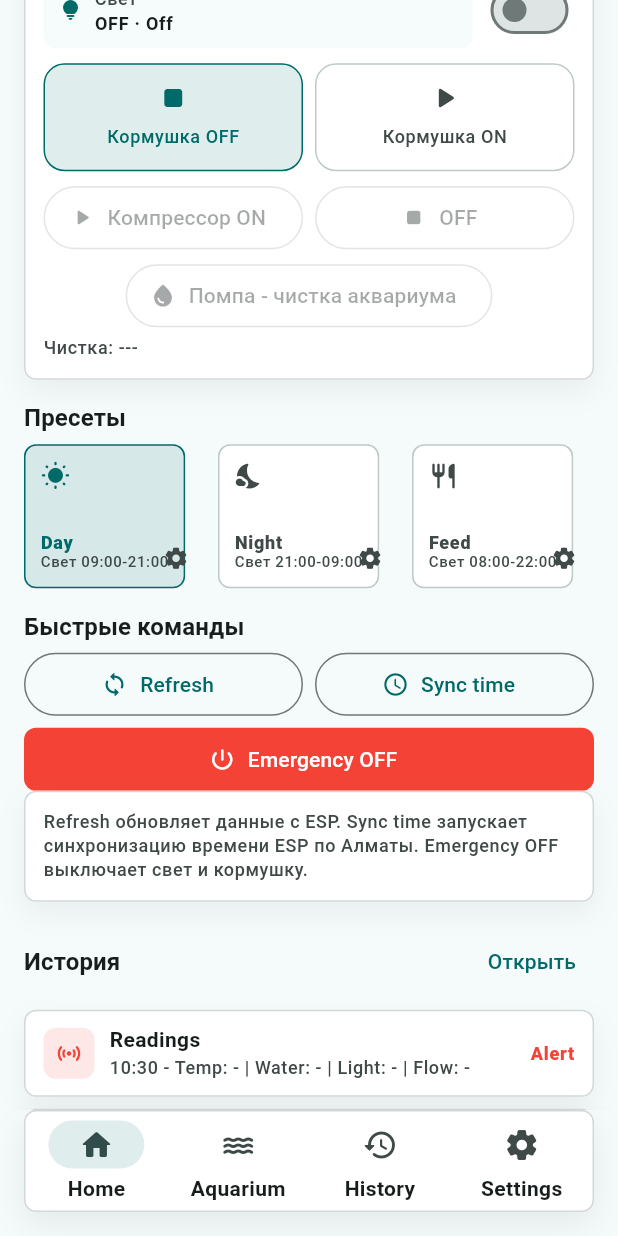
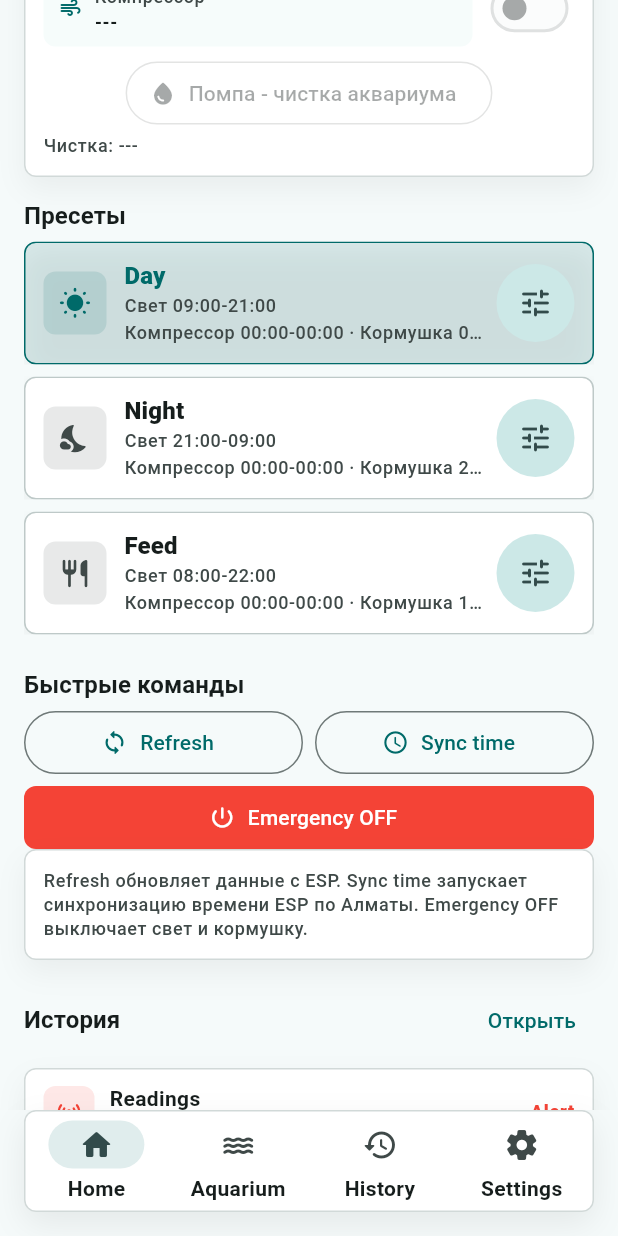
Before and after one commit to disappointtt/aquarium, a Flutter app: the screen it shows after launch, scrolled down 576 dp, after a tap on "Refresh", on a phone screen of 412 x 824 dp. Run offline on Flutter 3.47's test engine with Material 3 defaults, Android fonts, the phone set to English and light mode, and no system bars; our stand-ins replace shared_preferences; network calls fail.

Commit message:
refactor: remove pump from PresetConfig and update HomeScreen for auto-refresh functionality

```diff
--- a/lib/screens/home_screen.dart
+++ b/lib/screens/home_screen.dart
@@ -61,7 +61,6 @@ class PresetConfig {
   final IconData icon;
   final DeviceSchedule light;
   final DeviceSchedule compressor;
-  final DeviceSchedule pump;
   final DeviceSchedule feeder;
 
   const PresetConfig({
@@ -69,14 +68,12 @@ class PresetConfig {
     required this.icon,
     required this.light,
     required this.compressor,
-    required this.pump,
     required this.feeder,
   });
 
   PresetConfig copyWith({
     DeviceSchedule? light,
     DeviceSchedule? compressor,
-    DeviceSchedule? pump,
     DeviceSchedule? feeder,
   }) {
     return PresetConfig(
@@ -84,7 +81,6 @@ class PresetConfig {
       icon: icon,
       light: light ?? this.light,
       compressor: compressor ?? this.compressor,
-      pump: pump ?? this.pump,
       feeder: feeder ?? this.feeder,
     );
   }
@@ -118,7 +114,7 @@ class _HomeScreenState extends State<HomeScreen> {
   String? _requestedLedState;
   String _temperature = '---';
   String _humidity = '---';
-  String _status = 'Waiting for data. Pull to refresh.';
+  String _status = 'Waiting for data. Auto refresh is starting.';
   bool _hasError = false;
   bool _isLoading = false;
   bool _isLightingAuto = false;
@@ -145,6 +141,8 @@ class _HomeScreenState extends State<HomeScreen> {
   final HistoryStore _historyStore = HistoryStore.instance;
   bool _wasOnline = false;
   Timer? _alertRepeatTimer;
+  Timer? _autoRefreshTimer;
+  bool _isRefreshingReadings = false;
   DateTime? _lightOffSince;
   final Map<String, DateTime> _lastAlertTimes = {};
   final Map<String, AquariumAlert> _activeAlerts = {};
@@ -160,10 +158,6 @@ class _HomeScreenState extends State<HomeScreen> {
         start: TimeOfDay(hour: 0, minute: 0),
         end: TimeOfDay(hour: 0, minute: 0),
       ),
-      pump: DeviceSchedule(
-        start: TimeOfDay(hour: 12, minute: 0),
-        end: TimeOfDay(hour: 12, minute: 10),
-      ),
       feeder: DeviceSchedule(
         start: TimeOfDay(hour: 8, minute: 0),
         end: TimeOfDay(hour: 8, minute: 2),
@@ -180,10 +174,6 @@ class _HomeScreenState extends State<HomeScreen> {
         start: TimeOfDay(hour: 0, minute: 0),
         end: TimeOfDay(hour: 0, minute: 0),
       ),
-      pump: DeviceSchedule(
-        start: TimeOfDay(hour: 0, minute: 0),
-        end: TimeOfDay(hour: 0, minute: 0),
-      ),
       feeder: DeviceSchedule(
         start: TimeOfDay(hour: 20, minute: 0),
         end: TimeOfDay(hour: 20, minute: 2),
@@ -200,10 +190,6 @@ class _HomeScreenState extends State<HomeScreen> {
         start: TimeOfDay(hour: 0, minute: 0),
         end: TimeOfDay(hour: 0, minute: 0),
       ),
-      pump: DeviceSchedule(
-        start: TimeOfDay(hour: 0, minute: 0),
-        end: TimeOfDay(hour: 0, minute: 0),
-      ),
       feeder: DeviceSchedule(
         start: TimeOfDay(hour: 13, minute: 0),
         end: TimeOfDay(hour: 13, minute: 2),
@@ -213,6 +199,7 @@ class _HomeScreenState extends State<HomeScreen> {
 
   static const Duration _alertRepeatInterval = Duration(minutes: 2);
   static const Duration _lightOffAlertDelay = Duration(minutes: 3);
+  static const Duration _autoRefreshInterval = Duration(seconds: 5);
   static const String _presetPrefsPrefix = 'preset_config';
 
   String _apiBase(String ip) => 'http://$ip';
@@ -250,15 +237,23 @@ class _HomeScreenState extends State<HomeScreen> {
     _historyStore.addEvent(event);
   }
 
-  Future<void> _getState() async {
+  Future<void> _getState({
+    bool showLoading = true,
+    bool recordRefreshEvent = true,
+  }) async {
+    if (_isRefreshingReadings || !mounted) return;
+    _isRefreshingReadings = true;
     final appState = AppScope.of(context);
     final espIp = appState.espIp;
+    if (showLoading) {
       setState(() {
         _status = 'Fetching latest readings...';
         _hasError = false;
         _isLoading = true;
       });
-
+    }
+
+    try {
       if (appState.isDemo) {
         final demoTemp = (24 + Random().nextDouble() * 3).toStringAsFixed(1);
         final demoHum = (40 + Random().nextDouble() * 30).toStringAsFixed(0);
@@ -276,15 +271,18 @@ class _HomeScreenState extends State<HomeScreen> {
         _daysToLowTemp = '--';
         _daysToLowLevel = '--';
         _updateFromResponse(demoLed, demoTemp, demoHum, isDemo: true);
+        if (recordRefreshEvent) {
           _recordRefresh(ok: true, message: 'Demo data updated');
+        }
         return;
       }
 
+      final client = http.Client();
       try {
-      final client = http.Client();
         final response = await client
             .get(Uri.parse('${_apiBase(espIp)}/status'))
             .timeout(const Duration(seconds: 10));
+        if (!mounted) return;
 
         if (response.statusCode == 200) {
           final data = json.decode(response.body) as Map<String, dynamic>;
@@ -294,25 +292,35 @@ class _HomeScreenState extends State<HomeScreen> {
           _updateSystemStatus(data);
           _updateFromResponse(led, temp, hum, isDemo: false);
           await _getAnalytics();
+          if (recordRefreshEvent) {
             _recordRefresh(ok: true, message: 'Readings updated');
+          }
         } else {
           setState(() {
             _status = 'HTTP error: ${response.statusCode}';
             _hasError = true;
           });
           _markConnection(false);
+          if (recordRefreshEvent) {
             _recordRefresh(ok: false, message: 'HTTP ${response.statusCode}');
           }
-      client.close();
+        }
       } catch (e) {
+        if (!mounted) return;
         setState(() {
           _status = 'Request error: ${e.toString()}';
           _hasError = true;
         });
         _markConnection(false);
+        if (recordRefreshEvent) {
           _recordRefresh(ok: false, message: 'Request error');
+        }
       } finally {
-      if (mounted) {
+        client.close();
+      }
+    } finally {
+      _isRefreshingReadings = false;
+      if (mounted && showLoading && _isLoading) {
         setState(() {
           _isLoading = false;
         });
@@ -978,7 +986,6 @@ class _HomeScreenState extends State<HomeScreen> {
         _presetConfigs[preset] = config.copyWith(
           light: load('light', config.light),
           compressor: load('compressor', config.compressor),
-          pump: load('pump', config.pump),
           feeder: load('feeder', config.feeder),
         );
       }
@@ -1003,7 +1010,6 @@ class _HomeScreenState extends State<HomeScreen> {
 
     await save('light', config.light);
     await save('compressor', config.compressor);
-    await save('pump', config.pump);
     await save('feeder', config.feeder);
   }
 
@@ -1049,15 +1055,67 @@ class _HomeScreenState extends State<HomeScreen> {
               DeviceSchedule schedule,
               ValueChanged<DeviceSchedule> update,
             ) {
-              return ListTile(
-                contentPadding: EdgeInsets.zero,
-                leading: Icon(icon),
-                title: Text(title),
-                subtitle: Text(schedule.label),
-                trailing: IconButton(
-                  tooltip: 'Edit',
-                  icon: const Icon(Icons.settings_rounded),
+              final scheme = Theme.of(context).colorScheme;
+              return Padding(
+                padding: const EdgeInsets.only(bottom: 8),
+                child: Material(
+                  color: Colors.transparent,
+                  child: Ink(
+                    decoration: BoxDecoration(
+                      color: scheme.surfaceVariant.withOpacity(0.42),
+                      borderRadius: BorderRadius.circular(8),
+                      border: Border.all(color: scheme.outlineVariant),
+                    ),
+                    child: InkWell(
+                      borderRadius: BorderRadius.circular(8),
+                      onTap: () => edit(title, schedule, update),
+                      child: Padding(
+                        padding: const EdgeInsets.all(12),
+                        child: Row(
+                          children: [
+                            Icon(icon, color: scheme.primary),
+                            const SizedBox(width: 12),
+                            Expanded(
+                              child: Column(
+                                crossAxisAlignment: CrossAxisAlignment.start,
+                                children: [
+                                  Text(
+                                    title,
+                                    style: Theme.of(context)
+                                        .textTheme
+                                        .bodyMedium
+                                        ?.copyWith(fontWeight: FontWeight.w700),
+                                    maxLines: 1,
+                                    overflow: TextOverflow.ellipsis,
+                                  ),
+                                  const SizedBox(height: 2),
+                                  Text(
+                                    schedule.label,
+                                    style: Theme.of(context).textTheme.bodySmall
+                                        ?.copyWith(
+                                          color: scheme.onSurfaceVariant,
+                                        ),
+                                    maxLines: 1,
+                                    overflow: TextOverflow.ellipsis,
+                                  ),
+                                ],
+                              ),
+                            ),
+                            const SizedBox(width: 8),
+                            SizedBox(
+                              width: 48,
+                              height: 48,
+                              child: IconButton.filledTonal(
+                                tooltip: 'Настроить',
+                                icon: const Icon(Icons.tune_rounded),
                                 onPressed: () => edit(title, schedule, update),
+                              ),
+                            ),
+                          ],
+                        ),
+                      ),
+                    ),
+                  ),
                 ),
               );
             }
@@ -1079,12 +1137,6 @@ class _HomeScreenState extends State<HomeScreen> {
                       Icons.air_rounded,
                       draft.compressor,
                       (value) => draft = draft.copyWith(compressor: value),
-                    ),
-                    row(
-                      'Помпа',
-                      Icons.waterfall_chart,
-                      draft.pump,
-                      (value) => draft = draft.copyWith(pump: value),
                     ),
                     row(
                       'Кормушка',
@@ -1141,9 +1193,6 @@ class _HomeScreenState extends State<HomeScreen> {
         await http.get(Uri.parse('$base/led?state=$lightState'));
         await http.get(Uri.parse('$base/compressor?state=$compressorState'));
         await http.get(Uri.parse('$base/motor?state=$feederState&dir=forward'));
-        if (config.pump.isActiveNow) {
-          await http.get(Uri.parse('$base/clean'));
-        }
         await _getState();
       } catch (e) {
         if (!mounted) return;
@@ -1398,51 +1447,6 @@ class _HomeScreenState extends State<HomeScreen> {
         _hasError = true;
       });
     }
-  }
-
-  Widget _flowButton({
-    required FlowDirection direction,
-    required IconData icon,
-    required bool isEnabled,
-  }) {
-    final scheme = Theme.of(context).colorScheme;
-    final isActive = _flowDirection == direction;
-    final activeColor = scheme.primary;
-    final baseColor = scheme.onSurfaceVariant;
-    final content = InkWell(
-      onTap: isEnabled ? () => _setFlowDirection(direction) : null,
-      borderRadius: BorderRadius.circular(14),
-      child: Container(
-        padding: const EdgeInsets.symmetric(vertical: 10),
-        constraints: const BoxConstraints(minHeight: 72),
-        decoration: BoxDecoration(
-          color: isActive ? activeColor.withOpacity(0.12) : scheme.surface,
-          borderRadius: BorderRadius.circular(14),
-          border: Border.all(
-            color: isActive ? activeColor : scheme.outlineVariant,
-          ),
-        ),
-        child: Column(
-          children: [
-            Icon(icon, color: isActive ? activeColor : baseColor),
-            const SizedBox(height: 6),
-            Text(
-              'Кормушка ${_flowLabel(direction)}',
-              style: Theme.of(context).textTheme.bodySmall?.copyWith(
-                color: isActive ? activeColor : baseColor,
-              ),
-              maxLines: 1,
-              overflow: TextOverflow.ellipsis,
-            ),
-          ],
-        ),
-      ),
-    );
-    return Expanded(
-      child: isEnabled
-          ? content
-          : Tooltip(message: 'Not available', child: content),
-    );
   }
 
   Widget _buildInfoBanner({
@@ -1955,79 +1959,100 @@ class _HomeScreenState extends State<HomeScreen> {
     );
   }
 
-  Widget _compactPresetButton(
-    AquariumPreset preset,
-    String label,
-    IconData icon,
-  ) {
+  Widget _presetTile(AquariumPreset preset) {
     final scheme = Theme.of(context).colorScheme;
     final isActive = preset == _preset;
     final config = _presetConfigs[preset]!;
-    return Expanded(
-      child: Stack(
-        children: [
-          InkWell(
+    final accent = isActive ? scheme.primary : scheme.onSurfaceVariant;
+    return Padding(
+      padding: const EdgeInsets.only(bottom: 8),
+      child: Material(
+        color: Colors.transparent,
+        child: Ink(
+          decoration: BoxDecoration(
+            color: isActive ? scheme.primary.withOpacity(0.12) : scheme.surface,
+            borderRadius: BorderRadius.circular(8),
+            border: Border.all(
+              color: isActive ? scheme.primary : scheme.outlineVariant,
+            ),
+            boxShadow: [
+              BoxShadow(
+                color: Colors.black.withOpacity(0.05),
+                blurRadius: 16,
+                offset: const Offset(0, 8),
+              ),
+            ],
+          ),
+          child: InkWell(
             onTap: () => _applyPreset(
               preset,
               isOnline: !_hasError && _temperature != '---',
             ),
             borderRadius: BorderRadius.circular(8),
-            child: Container(
-              height: 96,
-              padding: const EdgeInsets.all(10),
+            child: Padding(
+              padding: const EdgeInsets.all(12),
+              child: Row(
+                children: [
+                  Container(
+                    width: 42,
+                    height: 42,
                     decoration: BoxDecoration(
-                color: isActive
-                    ? scheme.primary.withOpacity(0.12)
-                    : scheme.surface,
+                      color: accent.withOpacity(0.12),
                       borderRadius: BorderRadius.circular(8),
-                border: Border.all(
-                  color: isActive ? scheme.primary : scheme.outlineVariant,
-                ),
-              ),
+                    ),
+                    child: Icon(config.icon, color: accent, size: 22),
+                  ),
+                  const SizedBox(width: 12),
+                  Expanded(
                     child: Column(
                       crossAxisAlignment: CrossAxisAlignment.start,
                       children: [
-                  Icon(
-                    icon,
-                    size: 20,
-                    color: isActive ? scheme.primary : scheme.onSurfaceVariant,
-                  ),
-                  const Spacer(),
                         Text(
-                    label,
-                    style: Theme.of(context).textTheme.labelMedium?.copyWith(
+                          config.label,
+                          style: Theme.of(context).textTheme.titleSmall
+                              ?.copyWith(
                                 color: isActive
                                     ? scheme.primary
-                          : scheme.onSurfaceVariant,
+                                    : scheme.onSurface,
                                 fontWeight: FontWeight.w800,
                               ),
                           maxLines: 1,
                           overflow: TextOverflow.ellipsis,
                         ),
+                        const SizedBox(height: 3),
                         Text(
                           'Свет ${config.light.label}',
-                    style: Theme.of(context).textTheme.bodySmall?.copyWith(
-                      color: scheme.onSurfaceVariant,
-                      fontSize: 10,
-                    ),
-                    maxLines: 1,
-                    overflow: TextOverflow.ellipsis,
-                  ),
-                ],
-              ),
-            ),
-          ),
-          Positioned(
-            right: 0,
-            bottom: 0,
-            child: IconButton(
-              tooltip: 'Preset settings',
-              icon: const Icon(Icons.settings_rounded, size: 17),
-              visualDensity: VisualDensity.compact,
+                          style: Theme.of(context).textTheme.bodySmall
+                              ?.copyWith(color: scheme.onSurfaceVariant),
+                          maxLines: 1,
+                          overflow: TextOverflow.ellipsis,
+                        ),
+                        const SizedBox(height: 2),
+                        Text(
+                          'Компрессор ${config.compressor.label} · Кормушка ${config.feeder.label}',
+                          style: Theme.of(context).textTheme.bodySmall
+                              ?.copyWith(color: scheme.onSurfaceVariant),
+                          maxLines: 1,
+                          overflow: TextOverflow.ellipsis,
+                        ),
+                      ],
+                    ),
+                  ),
+                  const SizedBox(width: 8),
+                  SizedBox(
+                    width: 52,
+                    height: 52,
+                    child: IconButton.filledTonal(
+                      tooltip: 'Настроить пресет',
+                      icon: const Icon(Icons.tune_rounded),
                       onPressed: () => _editPreset(preset),
                     ),
                   ),
                 ],
+              ),
+            ),
+          ),
+        ),
       ),
     );
   }
@@ -2045,27 +2070,26 @@ class _HomeScreenState extends State<HomeScreen> {
     );
   }
 
-  Widget _systemStatusGrid(String waterLevelLabel) {
+  Widget _controlSwitchRow({
+    required String label,
+    required String value,
+    required IconData icon,
+    required bool isOn,
+    required ValueChanged<bool>? onChanged,
+  }) {
+    return Row(
+      children: [
+        Expanded(child: _miniStat(label, value, icon)),
+        const SizedBox(width: 8),
+        Switch(value: isOn, onChanged: onChanged),
+      ],
+    );
+  }
+
+  Widget _systemStatusGrid() {
     return InfoCard(
       padding: const EdgeInsets.all(12),
-      child: GridView.count(
-        crossAxisCount: 2,
-        childAspectRatio: 3.1,
-        shrinkWrap: true,
-        physics: const NeverScrollableScrollPhysics(),
-        mainAxisSpacing: 8,
-        crossAxisSpacing: 8,
-        children: [
-          _miniStat(
-            'Температура',
-            _temperature == '---' ? '---' : '$_temperature C',
-            Icons.thermostat_rounded,
-          ),
-          _miniStat('Вода', waterLevelLabel, Icons.water_rounded),
-          _miniStat('Кормушка', _flowLabel(_flowDirection), Icons.restaurant),
-          _miniStat('ESP', _espTime, Icons.schedule_rounded),
-        ],
-      ),
+      child: _miniStat('ESP', _espTime, Icons.schedule_rounded),
     );
   }
 
@@ -2075,65 +2099,44 @@ class _HomeScreenState extends State<HomeScreen> {
     required bool isFlowEnabled,
     required bool isOnline,
   }) {
+    final feederOn = _flowDirection != FlowDirection.stop;
+    final compressorOn = _compressorState == 'on';
+    final compressorValue = _compressorState == 'unknown'
+        ? '---'
+        : (compressorOn ? 'ON' : 'OFF');
+
     return InfoCard(
       padding: const EdgeInsets.all(12),
       child: Column(
         children: [
-          Row(
-            children: [
-              Expanded(
-                child: _miniStat(
-                  'Свет',
-                  '${ledOn ? "ON" : "OFF"} · $requestedLedOn',
-                  Icons.lightbulb_rounded,
-                ),
-              ),
-              const SizedBox(width: 8),
-              Switch(
-                value: ledOn,
+          _controlSwitchRow(
+            label: 'Свет',
+            value: '${ledOn ? "ON" : "OFF"} · $requestedLedOn',
+            icon: Icons.lightbulb_rounded,
+            isOn: ledOn,
             onChanged: _isLightingAuto ? null : (_) => _toggleLight(),
           ),
-            ],
-          ),
           const SizedBox(height: 10),
-          Row(
-            children: [
-              _flowButton(
-                direction: FlowDirection.stop,
-                icon: Icons.stop_rounded,
-                isEnabled: isFlowEnabled,
-              ),
-              const SizedBox(width: 8),
-              _flowButton(
-                direction: FlowDirection.right,
-                icon: Icons.play_arrow_rounded,
-                isEnabled: isFlowEnabled,
-              ),
-            ],
+          _controlSwitchRow(
+            label: 'Кормушка',
+            value: _flowLabel(_flowDirection),
+            icon: Icons.restaurant_rounded,
+            isOn: feederOn,
+            onChanged: isFlowEnabled && !_isLoading
+                ? (enabled) => _setFlowDirection(
+                    enabled ? FlowDirection.right : FlowDirection.stop,
+                  )
+                : null,
           ),
           const SizedBox(height: 10),
-          Row(
-            children: [
-              Expanded(
-                child: _primaryActionButton(
-                  label: 'Компрессор ON',
-                  icon: Icons.play_arrow_rounded,
-                  onPressed: isOnline && !_isLoading
-                      ? () => _setCompressor(true)
+          _controlSwitchRow(
+            label: 'Компрессор',
+            value: compressorValue,
+            icon: Icons.air_rounded,
+            isOn: compressorOn,
+            onChanged: isOnline && !_isLoading
+                ? (enabled) => _setCompressor(enabled)
                 : null,
-                ),
-              ),
-              const SizedBox(width: 8),
-              Expanded(
-                child: _primaryActionButton(
-                  label: 'OFF',
-                  icon: Icons.stop_rounded,
-                  onPressed: isOnline && !_isLoading
-                      ? () => _setCompressor(false)
-                      : null,
-                ),
-              ),
-            ],
           ),
           const SizedBox(height: 10),
           _primaryActionButton(
@@ -2232,7 +2235,7 @@ class _HomeScreenState extends State<HomeScreen> {
               const SizedBox(height: 16),
               const SectionHeader(title: 'Статус системы'),
               const SizedBox(height: 8),
-              _systemStatusGrid(waterLevelLabel),
+              _systemStatusGrid(),
               const SizedBox(height: 16),
               const SectionHeader(title: 'Управление'),
               const SizedBox(height: 8),
@@ -2245,25 +2248,11 @@ class _HomeScreenState extends State<HomeScreen> {
               const SizedBox(height: 16),
               const SectionHeader(title: 'Пресеты'),
               const SizedBox(height: 8),
-              Row(
-                children: [
-                  _compactPresetButton(
-                    AquariumPreset.day,
-                    'Day',
-                    Icons.wb_sunny_rounded,
-                  ),
-                  const SizedBox(width: 8),
-                  _compactPresetButton(
-                    AquariumPreset.night,
-                    'Night',
-                    Icons.nights_stay_rounded,
-                  ),
-                  const SizedBox(width: 8),
-                  _compactPresetButton(
-                    AquariumPreset.feeding,
-                    'Feed',
-                    Icons.restaurant_rounded,
-                  ),
+              Column(
+                children: [
+                  _presetTile(AquariumPreset.day),
+                  _presetTile(AquariumPreset.night),
+                  _presetTile(AquariumPreset.feeding),
                 ],
               ),
               const SizedBox(height: 16),
@@ -2329,11 +2318,20 @@ class _HomeScreenState extends State<HomeScreen> {
     _alertRepeatTimer = Timer.periodic(const Duration(seconds: 30), (_) {
       _evaluateAlerts();
     });
+    WidgetsBinding.instance.addPostFrameCallback((_) {
+      if (!mounted) return;
+      _getState(recordRefreshEvent: false);
+      _autoRefreshTimer = Timer.periodic(_autoRefreshInterval, (_) {
+        if (!mounted) return;
+        _getState(showLoading: false, recordRefreshEvent: false);
+      });
+    });
   }
 
   @override
   void dispose() {
     _alertRepeatTimer?.cancel();
+    _autoRefreshTimer?.cancel();
     super.dispose();
   }
 
```
Lines whose indentation alone changed are shown as unchanged.
